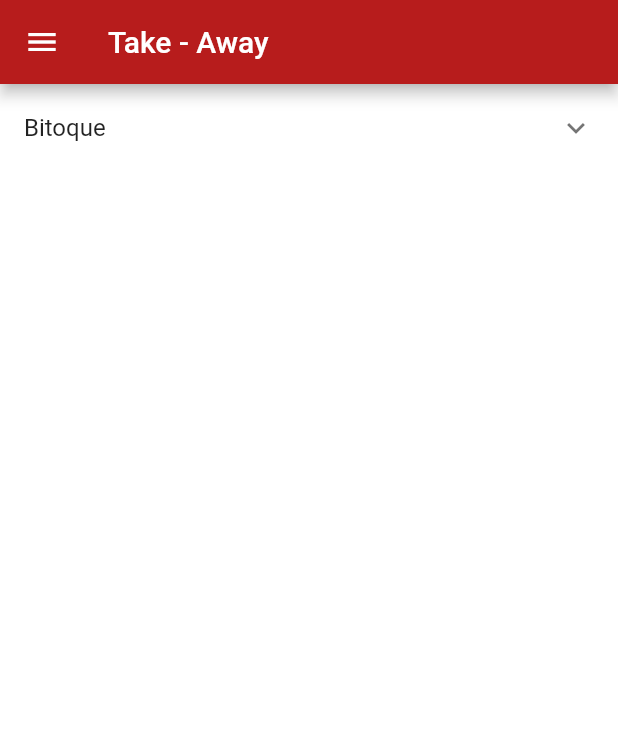
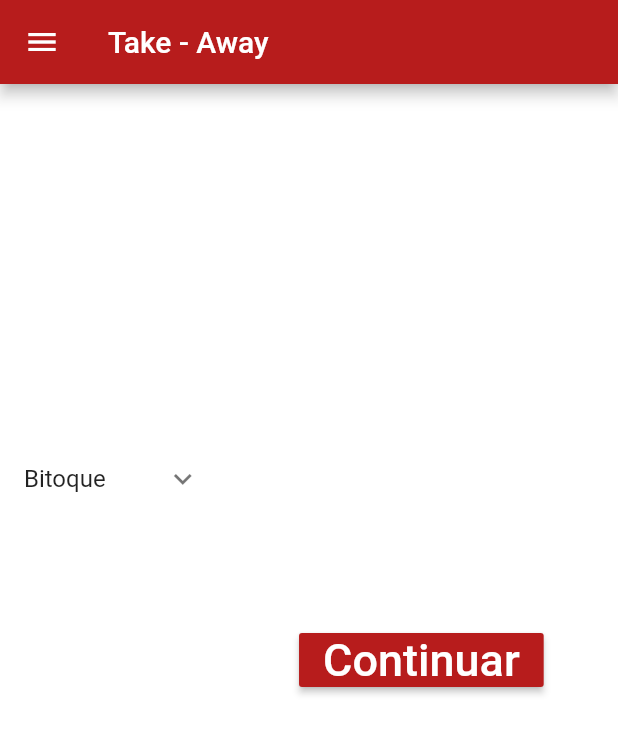
Before and after one commit to mapinheiro/IHC, a Flutter app: the TakeawayAsk2 screen opened by its route, on a phone screen of 412 x 824 dp. Shown: the top 734 px of the screen. Run offline on Flutter 3.47's test engine with Material 2 defaults, Android fonts, the phone set to English and light mode, and no system bars; statements that could not run were skipped.

Commit message:
takeaway changes

```diff
--- a/nova/lib/screens/takeawayAsk2.dart
+++ b/nova/lib/screens/takeawayAsk2.dart
@@ -6,6 +6,7 @@ import 'package:nova/functions.dart';
   TakeawayAsk2State createState()=> TakeawayAsk2State();
 }
 */
+final a = 1;
 class TakeawayAsk2 extends StatelessWidget  {
   @override
   Widget build (BuildContext context) {
@@ -29,35 +30,43 @@ class TakeawayAsk2 extends StatelessWidget  {
       ),
 
       //Content of tabs
-     body:  new SingleChildScrollView(
-
-      child:
+     body:  new PageView(
+       children: <Widget>[
           new Row(
             children: <Widget>[
               Expanded(
+                flex:40,
                 child: SizedBox(
                   height: 300.0,
+
                   child:
                   new ListView.builder(
                     itemBuilder: (BuildContext context, int index) => EntryItem(data[index]),
                     itemCount: data.length,
+
+
                 ),
               ),
               ),
-            ],
+               new Divider(),
+               //SizeBox(height:20,width:20),
+               Expanded(
+               flex: 70,
 
-      /*
-      new ListView.builder(
-          itemBuilder: (BuildContext context, int index) => EntryItem(data[index]),
-            itemCount: data.length,
+               child: SizedBox(
+                height: 50,
+                width: 50,
 
-          ),
-          */
-          /*
-          SizedBox(height: 380.0, width: 320.0),
+
+               child:
+
+               new Column(
+
+                 mainAxisAlignment: MainAxisAlignment.spaceEvenly,
+               crossAxisAlignment: CrossAxisAlignment.center,
+               children:<Widget>[
                new RaisedButton(
 
-                padding:const EdgeInsets.all(10) ,
                   onPressed:() {
                     Navigator.pushNamed(context,'/takeawayFinal');
                   },
@@ -69,34 +78,25 @@ class TakeawayAsk2 extends StatelessWidget  {
                     style: TextStyle(fontSize: 30,color:Colors.white),
                     textAlign: TextAlign.center,
                   ),
+
+                  ),
+                  ],
                   ),
                ),
-          */
-          // SizedBox(height: 50.0),
-        /*  new Column(
+               ),
 
-            children:<Widget>[
-              new RaisedButton(
+      ],
+     ),
 
-                padding:const EdgeInsets.only(left: 10,right:10) ,
-                onPressed:() {
-                  Navigator.pushNamed(context,'/takeawayAsk1');
-                },
-                color: Colors.red[900],
 
-                child: const Text(
-                  'Continuar',
-                  style: TextStyle(fontSize: 30,color:Colors.white),
-                  textAlign: TextAlign.center,
-                ),
-              ),
-      ],*/
 
-          //),
+
+            ],
 
           ),
-    ),
+
     );
+
 
   }
 }
@@ -174,24 +174,6 @@ class EntryItem extends StatelessWidget {
                 ]
                   ),
 
-
-           /*            SizedBox(
-
-                         width:30,
-                        height: 30,
-                         child: FloatingActionButton( onPressed: () => {},
-
-                         tooltip: 'Increment',
-                           child: Switch(
-                            value: true,
-                            onChanged: False,
-    ),
-                           },
-
-                       ),
-                       ),*/
-
-
             ),
 
             );
@@ -205,6 +187,9 @@ class EntryItem extends StatelessWidget {
 
   @override
   Widget build(BuildContext context) {
+
       return _buildTiles(entry);
+
+
   }
 }
--- a/nova/lib/screens/takeawayFinal.dart
+++ b/nova/lib/screens/takeawayFinal.dart
@@ -47,13 +47,13 @@ class TakeawayFinalState extends State<TakeawayFinal> {
         })
             .toList(),
           ),
-          SizedBox(height: 50.0, width:50.0),
+          SizedBox(height: 80.0, width:80.0),
 
               new Divider(),
-              SizedBox(height: 20.0),
+              SizedBox(height: 10.0),
               Text('Dados do Cliente:', style: TextStyle(color: Colors.red[900], fontSize: 16)),
               //NOME
-              SizedBox(height: 20.0),
+              SizedBox(height: 10.0),
               TextFormField(
                 textCapitalization: TextCapitalization.words,
                 decoration: InputDecoration(
@@ -114,3 +114,94 @@ class TakeawayFinalState extends State<TakeawayFinal> {
 
   }
 }
+
+class Entry {
+  Entry(this.title,[this.children = const <Entry>[]]);
+
+  final String title;
+
+  final List<Entry> children;
+
+}
+
+// The entire multilevel list displayed by this app.
+final List<Entry> data = <Entry>[
+  Entry(
+    'Bitoque',
+
+    <Entry>[
+
+      Entry('Batatas Fritas'),
+      Entry('Arroz'),
+      Entry('Ovo Estrelado'),
+      Entry('Salada'),
+
+    ],
+  ),
+  /*Entry(
+    'Chapter B',
+    <Entry>[
+      Entry('Section B0'),
+      Entry('Section B1'),
+    ],
+  ),
+  */
+  /*Entry(
+    'Chapter C',
+    <Entry>[
+      Entry('Section C0'),
+      Entry('Section C1'),
+      Entry(
+        'Section C2',
+        <Entry>[
+          Entry('Item C2.0'),
+          Entry('Item C2.1'),
+
+        ],
+      ),
+    ],
+  ),
+  */
+];
+
+// Displays one Entry. If the entry has children then it's displayed
+// with an ExpansionTile.
+class EntryItem extends StatelessWidget {
+  const EntryItem(this.entry);
+
+  final Entry entry;
+
+  Widget _buildTiles(Entry root) {
+    if (root.children.isEmpty) return Container(
+      child: Padding(
+        padding: const EdgeInsets.symmetric(
+          vertical: 8.0,
+          horizontal: 32.0,
+        ),
+        child: Row(
+            mainAxisAlignment: MainAxisAlignment.spaceBetween,
+            children: [
+              Text(root.title),
+              Switch(
+                value: true,
+                onChanged: (_) {},
+              )
+            ]
+        ),
+
+      ),
+
+    );
+
+    return ExpansionTile(
+      key: PageStorageKey<Entry>(root),
+      title: Text(root.title),
+      children: root.children.map(_buildTiles).toList(),
+    );
+  }
+
+  @override
+  Widget build(BuildContext context) {
+    return _buildTiles(entry);
+  }
+}
```
Lines whose indentation alone changed are shown as unchanged.
